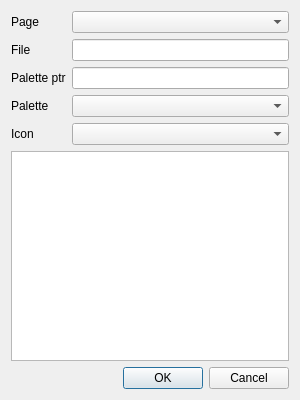
The window that dsvedit/icon_chooser.ui (LagoLunatic/DSVEdit) describes before a commit, drawn with Qt 5.
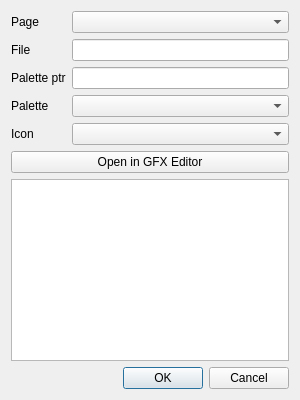
The same window after the commit.

Commit message:
Add "Open in GFX Editor" button to icon chooser
Also, instead of making the icon chooser modal and disabling all of DSVEdit, it now only disables the item editor widget tab that created it.

The edit to the form file:
```diff
--- a/dsvedit/icon_chooser.ui
+++ b/dsvedit/icon_chooser.ui
@@ -74,6 +74,13 @@
      </item>
     </layout>
    </item>
+   <item>
+    <widget class="QPushButton" name="open_in_gfx_editor">
+     <property name="text">
+      <string>Open in GFX Editor</string>
+     </property>
+    </widget>
+   </item>
    <item>
     <widget class="QGraphicsView" name="gfx_file_graphics_view"/>
    </item>
```
Left out of the diff: 3 changed lines with no effect on the pictures. The commit also changes 2 other files.
